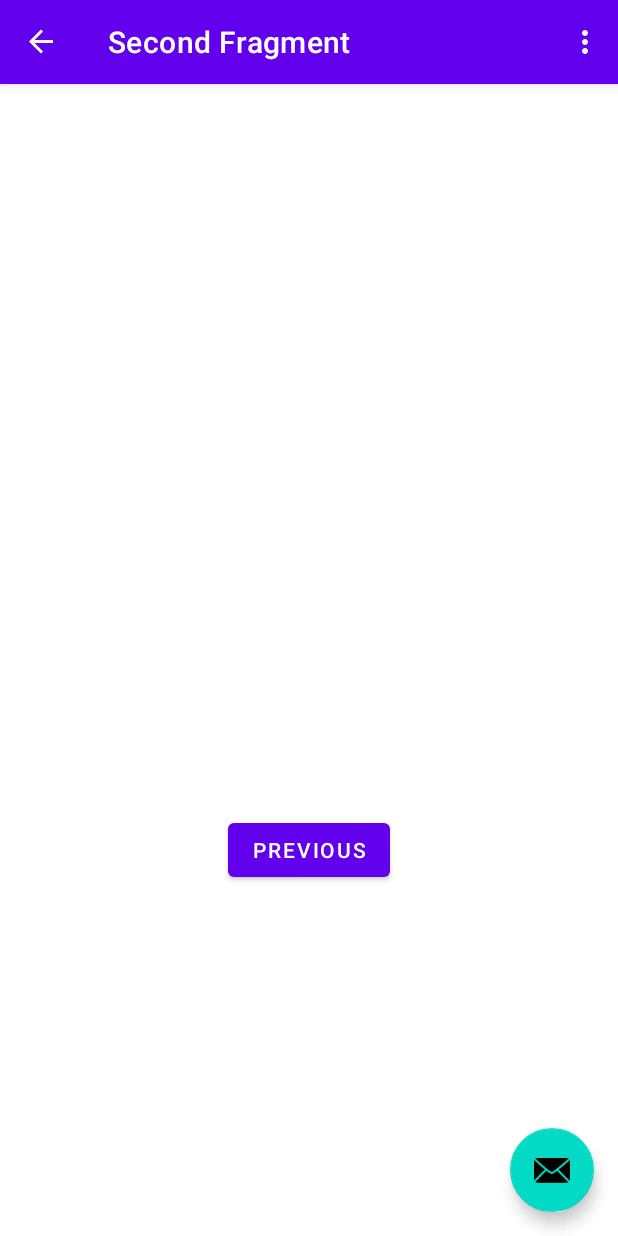
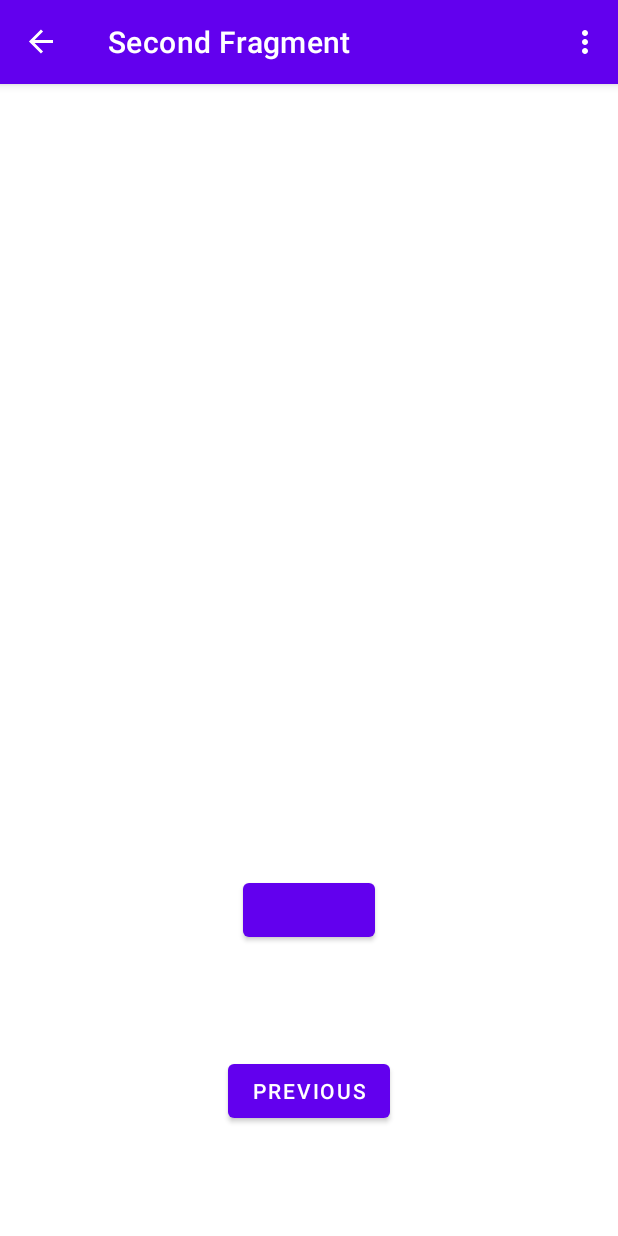
Before and after one commit to Errelian/mobilalk-projekt, an Android app: the SecondFragment screen opened through its navigation route, on a phone screen of 412 x 824 dp. Run offline under Robolectric (Android 15) with nearby library versions, the phone set to English and light mode, and no system bars; our stand-ins replace navigation-ui; 1 statement that could not run was skipped.

```diff
--- a/app/src/main/java/com/example/projekt/FirstFragment.kt
+++ b/app/src/main/java/com/example/projekt/FirstFragment.kt
@@ -5,7 +5,6 @@ import androidx.fragment.app.Fragment
 import android.view.LayoutInflater
 import android.view.View
 import android.view.ViewGroup
-import android.widget.EditText
 import androidx.navigation.fragment.findNavController
 import com.example.projekt.databinding.FragmentFirstBinding
 import kotlinx.android.synthetic.main.fragment_first.*
@@ -35,7 +34,7 @@ class FirstFragment : Fragment() {
 
     override fun onViewCreated(view: View, savedInstanceState: Bundle?) {
         super.onViewCreated(view, savedInstanceState)
-        var viewModel = ViewModelProvider(requireActivity()).get(FirstFragmentViewModel::class.java)
+        var viewModel = ViewModelProvider(requireActivity()).get(MainActivityViewModel::class.java)
 
         Log.d("NAME", viewModel.name)
         Log.d("KALORIA", viewModel.kaloria.toString())
--- a/app/src/main/java/com/example/projekt/FirstFragmentViewModel.kt
+++ /dev/null
@@ -1,17 +0,0 @@
-package com.example.projekt
-
-import androidx.lifecycle.ViewModel
-
-class FirstFragmentViewModel : ViewModel() {
-
-    var name: String = "Joska"
-    var kaloria: Int = 500
-
-    fun setTheName(newName:String){
-        name = newName
-    }
-
-    fun setTheKaloria(newKaloria: Int){
-        kaloria = newKaloria
-    }
-}
--- a/app/src/main/java/com/example/projekt/MainActivity.kt
+++ b/app/src/main/java/com/example/projekt/MainActivity.kt
@@ -1,6 +1,7 @@
 package com.example.projekt
 
 import android.os.Bundle
+import android.util.Log
 import com.google.android.material.snackbar.Snackbar
 import androidx.appcompat.app.AppCompatActivity
 import androidx.navigation.findNavController
@@ -9,6 +10,8 @@ import androidx.navigation.ui.navigateUp
 import androidx.navigation.ui.setupActionBarWithNavController
 import android.view.Menu
 import android.view.MenuItem
+import androidx.lifecycle.Observer
+import androidx.lifecycle.ViewModelProvider
 import com.example.projekt.databinding.ActivityMainBinding
 
 class MainActivity : AppCompatActivity() {
@@ -26,12 +29,9 @@ class MainActivity : AppCompatActivity() {
 
         val navController = findNavController(R.id.nav_host_fragment_content_main)
         appBarConfiguration = AppBarConfiguration(navController.graph)
+
         setupActionBarWithNavController(navController, appBarConfiguration)
 
-        binding.fab.setOnClickListener { view ->
-            Snackbar.make(view, "Replace with your own action", Snackbar.LENGTH_LONG)
-                .setAction("Action", null).show()
-        }
     }
 
     override fun onCreateOptionsMenu(menu: Menu): Boolean {
--- /dev/null
+++ b/app/src/main/java/com/example/projekt/MainActivityViewModel.kt
@@ -0,0 +1,51 @@
+package com.example.projekt
+
+import android.service.autofill.Validators.not
+import android.util.Log
+import androidx.lifecycle.LiveData
+import androidx.lifecycle.MutableLiveData
+import androidx.lifecycle.Transformations
+import androidx.lifecycle.ViewModel
+
+class MainActivityViewModel : ViewModel() {
+
+    var name: String = "Joska"
+    var kaloria: Int = 500
+    private var _kaloriaBurned = MutableLiveData<Double>(0.1)
+    private var _kaloriaChange = MutableLiveData<Boolean>(false)
+    var kaloriaBurnedString =  MutableLiveData<String>("0")
+
+    fun kaloriaChange(): LiveData<Boolean>{
+        return _kaloriaChange
+    }
+
+    fun kaloriaBurned(): LiveData<Double>{
+        return _kaloriaBurned
+    }
+
+    fun kaloriaBurnedString() : LiveData<String>{
+        return kaloriaBurnedString
+    }
+
+    var currentKaloriaString = Transformations.map(kaloriaBurned()){
+            calorie -> String.format("%.3f",calorie)
+    }
+
+    fun setTheName(newName:String){
+        name = newName
+    }
+
+    fun setTheKaloria(newKaloria: Int){
+        kaloria = newKaloria
+    }
+
+    fun addToBurned(burned: Double){
+        _kaloriaBurned.value = burned
+    }
+
+    fun changeKaloria(){
+        _kaloriaChange.value?.let{
+            _kaloriaChange.value = !it
+        }
+    }
+}
--- a/app/src/main/java/com/example/projekt/SecondFragment.kt
+++ b/app/src/main/java/com/example/projekt/SecondFragment.kt
@@ -6,10 +6,13 @@ import androidx.fragment.app.Fragment
 import android.view.LayoutInflater
 import android.view.View
 import android.view.ViewGroup
+import androidx.lifecycle.Observer
+import androidx.lifecycle.ViewModelProvider
 import androidx.navigation.NavArgs
 import androidx.navigation.fragment.findNavController
 import androidx.navigation.fragment.navArgs
 import com.example.projekt.databinding.FragmentSecondBinding
+import kotlinx.android.synthetic.main.fragment_second.*
 import java.time.Instant
 
 /**
@@ -18,6 +21,8 @@ import java.time.Instant
 class SecondFragment : Fragment() {
 
     private var _binding: FragmentSecondBinding? = null
+
+    private lateinit var viewModel: MainActivityViewModel
 
     // This property is only valid between onCreateView and
     // onDestroyView.
@@ -36,6 +41,25 @@ class SecondFragment : Fragment() {
 
     override fun onViewCreated(view: View, savedInstanceState: Bundle?) {
         super.onViewCreated(view, savedInstanceState)
+        viewModel = ViewModelProvider(requireActivity()).get(MainActivityViewModel::class.java)
+
+        binding.checkup.setOnClickListener{
+            val name = args.nev
+            val kaloria = args.kaloria
+            val end = Instant.now().toEpochMilli()
+            val ellapsed = end - begin
+            var caloriesBurned = ( ellapsed.toDouble() /(1000.0*60.0*60.0)) * kaloria.toDouble()
+
+
+            //Log.d("Current kaloria count DOUBLE", viewModel.kaloriaBurned().value.toString())
+            //Log.d("Current kaloria count", viewModel.currentKaloriaString.value.toString())
+            viewModel.addToBurned(caloriesBurned)
+
+            //Log.d("Current kaloria count DOUBLE", viewModel.kaloriaBurned().value.toString())
+            //Log.d("Current kaloria count", viewModel.currentKaloriaString.value.toString())
+
+            currentKal.setText(viewModel.currentKaloriaString.value.toString() + " Kcal")
+        }
 
         binding.buttonSecond.setOnClickListener {
             val name = args.nev
@@ -47,9 +71,24 @@ class SecondFragment : Fragment() {
             Log.d("Ellapsed", ellapsed.toString())
             var caloriesBurned = ( ellapsed.toDouble() /(1000.0*60.0*60.0)) * kaloria.toDouble()
             Log.d("caloriesBurned", caloriesBurned.toString())
+
+            Log.d(viewModel.kaloriaChange().value.toString(), "Before change")
+            viewModel.changeKaloria()
+            Log.d(viewModel.kaloriaChange().value.toString(), "Afer change")
             //TODO MAKE THIS ONE CHANGE A LIVEDATA THING, MAKE THAT LIVEDATE OBSERVED -> TRIGGER COROUTINE TO WRITE TO DB
             findNavController().navigate(R.id.action_SecondFragment_to_FirstFragment)
         }
+
+
+        Log.d(viewModel.kaloriaBurned().toString(), "asd")
+        viewModel.kaloriaChange().observe(viewLifecycleOwner, Observer {
+            Log.d("OBSERVER TRIGGERED", "KEK")
+        })
+
+        viewModel.currentKaloriaString.observe(viewLifecycleOwner, Observer{
+            Log.d("kaloriaburnedstringchanged", "asd")
+        })
+        Log.d("After Observer", "asd")
     }
 
     override fun onDestroyView() {
--- a/app/src/main/res/layout/activity_main.xml
+++ b/app/src/main/res/layout/activity_main.xml
@@ -22,13 +22,4 @@
 
     <include layout="@layout/content_main" />
 
-    <com.google.android.material.floatingactionbutton.FloatingActionButton
-        android:id="@+id/fab"
-        android:layout_width="wrap_content"
-        android:layout_height="wrap_content"
-        android:layout_gravity="bottom|end"
-        android:layout_marginEnd="@dimen/fab_margin"
-        android:layout_marginBottom="16dp"
-        app:srcCompat="@android:drawable/ic_dialog_email" />
-
 </androidx.coordinatorlayout.widget.CoordinatorLayout>
--- a/app/src/main/res/layout/fragment_second.xml
+++ b/app/src/main/res/layout/fragment_second.xml
@@ -7,13 +7,23 @@
     tools:context=".SecondFragment">
 
     <TextView
-        android:id="@+id/textview_second"
+        android:id="@+id/currentKal"
         android:layout_width="wrap_content"
         android:layout_height="wrap_content"
         app:layout_constraintBottom_toTopOf="@id/button_second"
         app:layout_constraintEnd_toEndOf="parent"
         app:layout_constraintStart_toStartOf="parent"
         app:layout_constraintTop_toTopOf="parent" />
+
+
+    <Button
+        android:id="@+id/checkup"
+        android:layout_width="wrap_content"
+        android:layout_height="wrap_content"
+        app:layout_constraintBottom_toBottomOf="parent"
+        app:layout_constraintEnd_toEndOf="parent"
+        app:layout_constraintStart_toStartOf="parent"
+        app:layout_constraintTop_toBottomOf="@id/currentKal" />
 
     <Button
         android:id="@+id/button_second"
@@ -23,5 +33,5 @@
         app:layout_constraintBottom_toBottomOf="parent"
         app:layout_constraintEnd_toEndOf="parent"
         app:layout_constraintStart_toStartOf="parent"
-        app:layout_constraintTop_toBottomOf="@id/textview_second" />
+        app:layout_constraintTop_toBottomOf="@id/checkup" />
 </androidx.constraintlayout.widget.ConstraintLayout>
```
Also changed, not shown: 1 other file.
